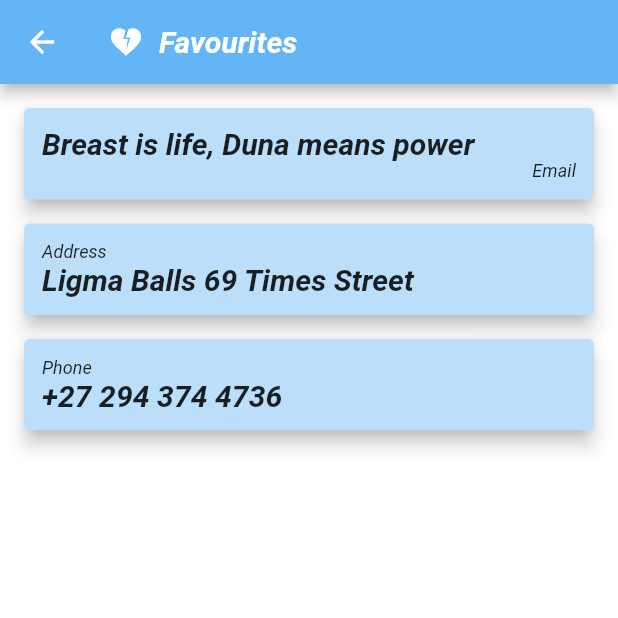
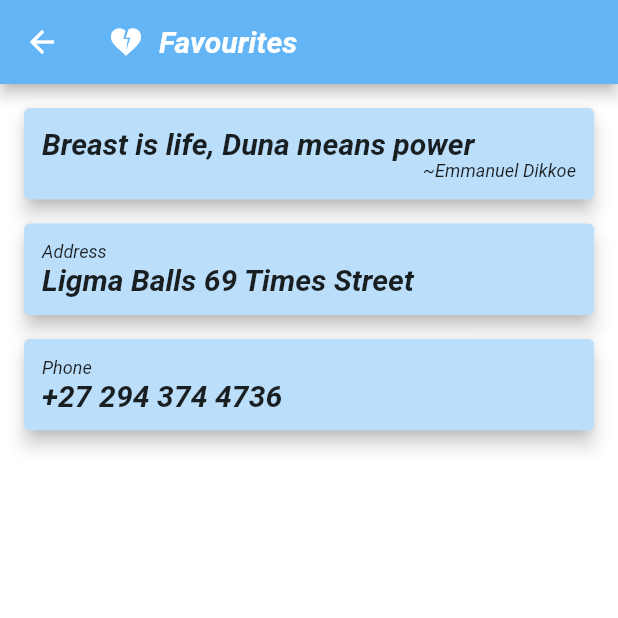
Before and after one commit to Aquarius-blake/level2, a Flutter app: the Fav screen opened by its route, on a phone screen of 412 x 824 dp, the top half of it. Run offline on Flutter 3.47's test engine with Material 2 defaults, Android fonts, the phone set to English and light mode, and no system bars.

Commit message:
Minor update

```diff
--- a/lib/pages/Fav.dart
+++ b/lib/pages/Fav.dart
@@ -52,7 +52,7 @@ fontWeight: FontWeight.bold,
                     ),
                     textAlign: TextAlign.start,
                   ),Text(
-                    "Email",
+                    "~Emmanuel Dikkoe",
                     style: TextStyle(
 
                         fontStyle: FontStyle.italic,
```
